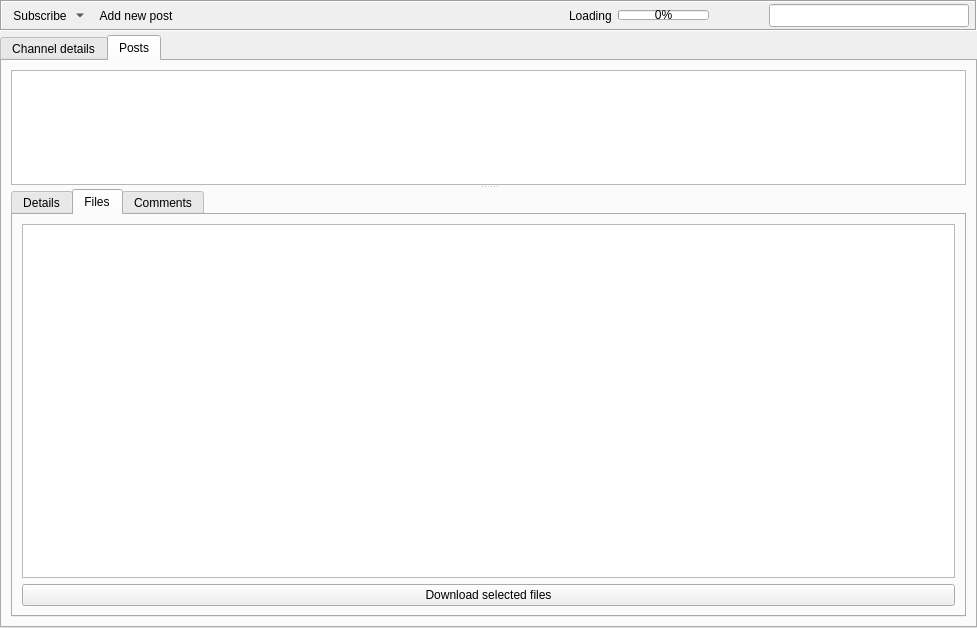
Qt form retroshare-gui/src/gui/gxschannels/GxsChannelPostsWidgetWithModel.ui (RetroShare/RetroShare) before a commit.
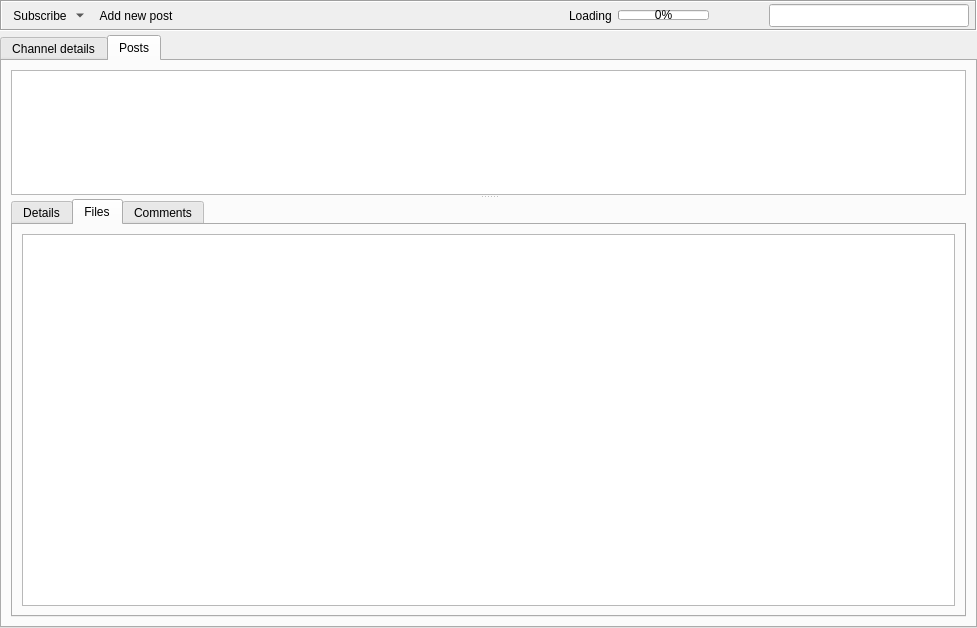
The same form after that commit. Icons and pictures are not drawn. Custom widgets are drawn as their Qt base class.

```diff
--- a/retroshare-gui/src/gui/gxschannels/GxsChannelPostsWidgetWithModel.ui
+++ b/retroshare-gui/src/gui/gxschannels/GxsChannelPostsWidgetWithModel.ui
@@ -502,13 +502,6 @@
               </property>
              </widget>
             </item>
-            <item>
-             <widget class="QPushButton" name="channelPostFilesDL_PB">
-              <property name="text">
-               <string>Download selected files</string>
-              </property>
-             </widget>
-            </item>
            </layout>
           </widget>
           <widget class="QWidget" name="tab_2">
```
Left out of the diff: 2 changed lines with no effect on the pictures.
